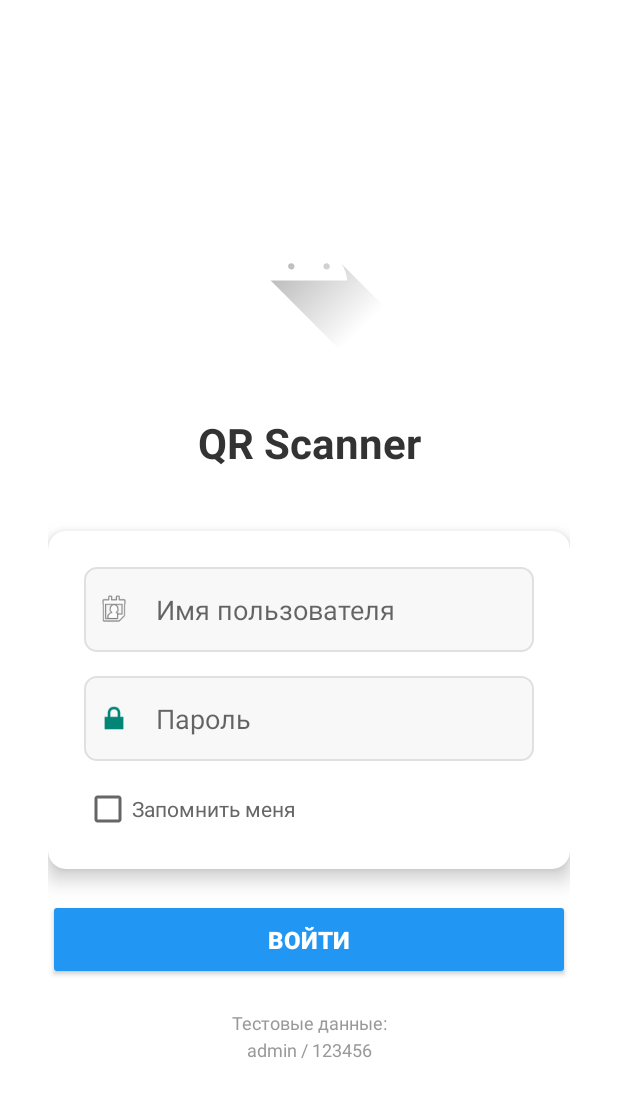
After one commit to OMI1810/StockhubMobile, an Android app: the layout activity_login.xml on its own in the app's theme, with its tools: preview values and no code run, on a phone screen of 412 x 824 dp. The commit adds this screen. Shown: the top 1097 px of the screen. Run offline under Robolectric (Android 15) with nearby library versions, the phone set to English and light mode, and no system bars.

Commit message:
3 commite

```diff
--- a/app/build.gradle.kts
+++ b/app/build.gradle.kts
@@ -35,6 +35,7 @@ dependencies {
     implementation("androidx.appcompat:appcompat:1.6.1")
     implementation("com.google.android.material:material:1.9.0")
     implementation("androidx.constraintlayout:constraintlayout:2.1.4")
+    implementation("androidx.cardview:cardview:1.0.0")
 
     // CameraX
     implementation("androidx.camera:camera-core:1.3.0")
@@ -52,7 +53,6 @@ dependencies {
     androidTestImplementation("androidx.test.ext:junit:1.1.5")
     androidTestImplementation("androidx.test.espresso:espresso-core:3.5.1")
 
-    // Ограничиваем версии для разрешения конфликтов
     constraints {
         implementation("org.jetbrains.kotlin:kotlin-stdlib-jdk7:1.8.22") {
             because("Remove old version to avoid duplication")
@@ -63,16 +63,13 @@ dependencies {
     }
 }
 
-// Добавляем конфигурацию для исключения дублирующихся файлов
 configurations.all {
     resolutionStrategy {
-        // Принудительно используем одну версию Kotlin
         force("org.jetbrains.kotlin:kotlin-stdlib:1.8.22")
         force("org.jetbrains.kotlin:kotlin-stdlib-common:1.8.22")
         force("org.jetbrains.kotlin:kotlin-stdlib-jdk7:1.8.22")
         force("org.jetbrains.kotlin:kotlin-stdlib-jdk8:1.8.22")
 
-        // Исключаем дублирующиеся модули
         exclude(group = "org.jetbrains.kotlin", module = "kotlin-stdlib-jdk7")
         exclude(group = "org.jetbrains.kotlin", module = "kotlin-stdlib-jdk8")
     }
--- /dev/null
+++ b/app/src/main/res/drawable/edit_text_background.xml
@@ -0,0 +1,8 @@
+<?xml version="1.0" encoding="utf-8"?>
+<shape xmlns:android="http://schemas.android.com/apk/res/android">
+    <solid android:color="#f8f8f8" />
+    <corners android:radius="8dp" />
+    <stroke
+        android:width="1dp"
+        android:color="#e0e0e0" />
+</shape>
--- /dev/null
+++ b/app/src/main/res/layout/activity_login.xml
@@ -0,0 +1,134 @@
+<?xml version="1.0" encoding="utf-8"?>
+<LinearLayout xmlns:android="http://schemas.android.com/apk/res/android"
+    xmlns:app="http://schemas.android.com/apk/res-auto"
+    android:layout_width="match_parent"
+    android:layout_height="match_parent"
+    android:orientation="vertical"
+    android:background="#ffffff"
+    android:gravity="center"
+    android:padding="32dp">
+
+    <!-- Логотип -->
+    <ImageView
+        android:layout_width="120dp"
+        android:layout_height="120dp"
+        android:src="@drawable/ic_launcher_foreground"
+        android:layout_marginBottom="40dp" />
+
+    <!-- Заголовок -->
+    <TextView
+        android:layout_width="match_parent"
+        android:layout_height="wrap_content"
+        android:text="QR Scanner"
+        android:textSize="28sp"
+        android:textStyle="bold"
+        android:textColor="#333333"
+        android:gravity="center"
+        android:layout_marginBottom="40dp" />
+
+    <!-- Карточка формы -->
+    <androidx.cardview.widget.CardView
+        android:layout_width="match_parent"
+        android:layout_height="wrap_content"
+        app:cardCornerRadius="12dp"
+        app:cardElevation="8dp"
+        android:layout_marginBottom="20dp">
+
+        <LinearLayout
+            android:layout_width="match_parent"
+            android:layout_height="wrap_content"
+            android:orientation="vertical"
+            android:padding="24dp">
+
+            <!-- Поле имени пользователя -->
+            <LinearLayout
+                android:layout_width="match_parent"
+                android:layout_height="wrap_content"
+                android:orientation="horizontal"
+                android:background="@drawable/edit_text_background"
+                android:padding="8dp"
+                android:layout_marginBottom="16dp">
+
+                <ImageView
+                    android:layout_width="24dp"
+                    android:layout_height="24dp"
+                    android:src="@android:drawable/ic_menu_my_calendar"
+                    android:layout_gravity="center_vertical"
+                    android:layout_marginEnd="8dp" />
+
+                <EditText
+                    android:id="@+id/editTextUsername"
+                    android:layout_width="match_parent"
+                    android:layout_height="wrap_content"
+                    android:hint="Имя пользователя"
+                    android:inputType="text"
+                    android:maxLines="1"
+                    android:background="@null"
+                    android:padding="8dp" />
+
+            </LinearLayout>
+
+            <!-- Поле пароля -->
+            <LinearLayout
+                android:layout_width="match_parent"
+                android:layout_height="wrap_content"
+                android:orientation="horizontal"
+                android:background="@drawable/edit_text_background"
+                android:padding="8dp"
+                android:layout_marginBottom="16dp">
+
+                <ImageView
+                    android:layout_width="24dp"
+                    android:layout_height="24dp"
+                    android:src="@android:drawable/ic_lock_lock"
+                    android:layout_gravity="center_vertical"
+                    android:layout_marginEnd="8dp" />
+
+                <EditText
+                    android:id="@+id/editTextPassword"
+                    android:layout_width="match_parent"
+                    android:layout_height="wrap_content"
+                    android:hint="Пароль"
+                    android:inputType="textPassword"
+                    android:maxLines="1"
+                    android:background="@null"
+                    android:padding="8dp" />
+
+            </LinearLayout>
+
+            <!-- Запомнить меня -->
+            <CheckBox
+                android:id="@+id/checkBoxRemember"
+                android:layout_width="match_parent"
+                android:layout_height="wrap_content"
+                android:text="Запомнить меня"
+                android:textColor="#666666" />
+
+        </LinearLayout>
+
+    </androidx.cardview.widget.CardView>
+
+    <!-- Кнопка входа -->
+    <Button
+        android:id="@+id/buttonLogin"
+        android:layout_width="match_parent"
+        android:layout_height="wrap_content"
+        android:text="Войти"
+        android:textSize="16sp"
+        android:textStyle="bold"
+        android:backgroundTint="#2196F3"
+        android:textColor="#FFFFFF"
+        android:padding="16dp" />
+
+    <!-- Информация о тестовых данных -->
+    <TextView
+        android:layout_width="match_parent"
+        android:layout_height="wrap_content"
+        android:text="Тестовые данные:\nadmin / 123456"
+        android:textSize="12sp"
+        android:textColor="#999999"
+        android:gravity="center"
+        android:layout_marginTop="20dp"
+        android:lineSpacingExtra="4dp" />
+
+</LinearLayout>
```
Also changed, not shown: app/src/main/AndroidManifest.xml (+6 -2 lines), app/src/main/java/com/example/myapplication/LoginActivity.java (added, +119 -0 lines), app/src/main/java/com/example/myapplication/QRCodeScannerActivity.java (+10 -19 lines), app/src/main/res/layout/activity_qrcode_scanner.xml (+11 -20 lines), app/src/main/res/values-night/themes.xml (+12 -3 lines), app/src/main/res/values/strings.xml (+7 -1 lines), app/src/main/res/values/themes.xml (+12 -5 lines), gradle/wrapper/gradle-wrapper.properties, settings.gradle.kts (line endings or trailing spaces).
